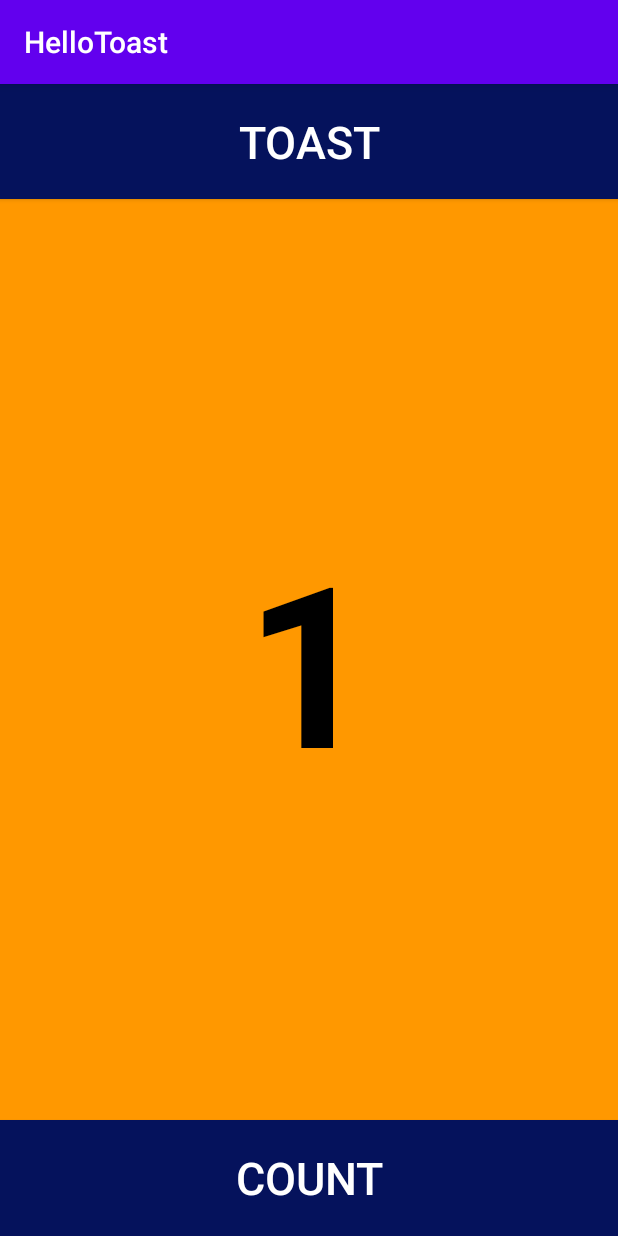
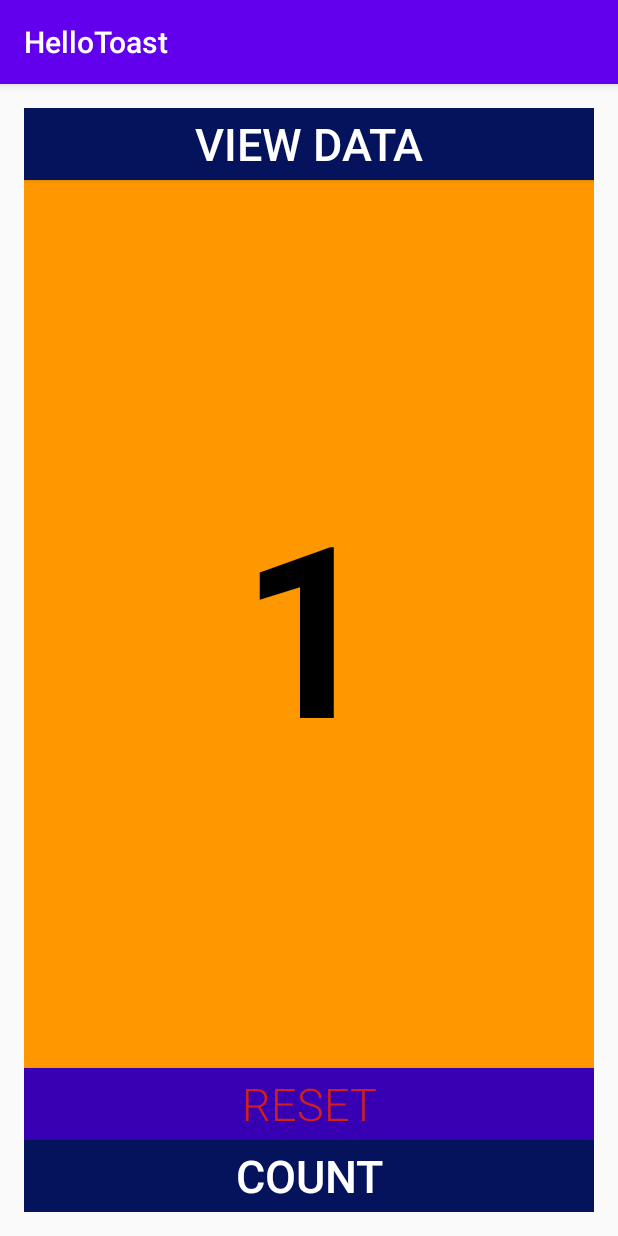
Before and after one commit to Ashokpalla/Android-HelloToast, an Android app: the screen it shows after launch (MainActivity), after a tap on "COUNT", on a phone screen of 412 x 824 dp. Run offline under Robolectric (Android 15) with nearby library versions, the phone set to English and light mode, and no system bars.

Commit message:
first commit

```diff
--- a/app/src/main/java/com/example/hellotoast/MainActivity.java
+++ b/app/src/main/java/com/example/hellotoast/MainActivity.java
@@ -7,24 +7,47 @@ import android.view.View;
 import android.widget.TextView;
 import android.widget.Toast;
 
+import java.util.concurrent.CountedCompleter;
+
 public class MainActivity extends AppCompatActivity {
-    int count = 0;
-    TextView tv;
+
+    private int isiCount=0;
+    private int data = 10;
+    private int a=10;
+    private TextView tampilCount;
+
 
     @Override
     protected void onCreate(Bundle savedInstanceState) {
         super.onCreate(savedInstanceState);
         setContentView(R.layout.activity_main);
-        tv=findViewById(R.id.dataTextview);
-    }
+        tampilCount = (TextView) findViewById(R.id.textView);
 
-    public void displayToast(View view) {
-        Toast.makeText(this,"Welcome to Android Workshop",Toast.LENGTH_LONG).show();
 
     }
 
-    public void increaseCount(View view) {
-        count++;
-        tv.setText(""+count);
+    public void reset(View view) {
+        isiCount = 0;
+        data = 10;
+        Toast reset = Toast.makeText(this,"Data is Reseted",Toast.LENGTH_LONG);
+        reset.show();
+        if (tampilCount!=null){
+            tampilCount.setText(Integer.toString(isiCount));
+        }
+    }
+
+    public void count(View view) {
+        isiCount++;
+        if (isiCount==data){
+            Toast count = Toast.makeText(this,"you're Data is "+data+"",Toast.LENGTH_LONG);
+            count.show();
+        }if (tampilCount!=null){
+            tampilCount.setText(Integer.toString(isiCount));
+        }
+    }
+
+    public void view(View view) {
+        Toast isi = Toast.makeText(this,"you're Data is "+isiCount+"",Toast.LENGTH_LONG);
+        isi.show();
     }
 }
--- a/app/src/main/res/layout/activity_main.xml
+++ b/app/src/main/res/layout/activity_main.xml
@@ -5,46 +5,58 @@
     xmlns:tools="http://schemas.android.com/tools"
     android:layout_width="match_parent"
     android:layout_height="match_parent"
+    android:paddingTop="16dp"
+    android:paddingLeft="16dp"
+    android:paddingBottom="16dp"
+    android:paddingRight="16dp"
     android:orientation="vertical"
     tools:context=".MainActivity">
 
    <Button
+       android:id="@+id/button"
        android:layout_width="match_parent"
-        android:layout_height="0dp"
-        android:layout_weight="1"
+       android:layout_height="wrap_content"
        android:background="#05125C"
-        android:text="Toast"
        android:textSize="30sp"
        android:textColor="#FFFFFF"
        android:textStyle="bold"
        android:fontFamily="sans-serif-light"
-        android:onClick="displayToast"
-        />
+       android:onClick="view"
+       android:text="View Data" />
+
     <TextView
+        android:id="@+id/textView"
         android:layout_width="match_parent"
-        android:layout_height="0dp"
-        android:layout_weight="8"
+        android:layout_height="wrap_content"
+        android:textSize="160dp"
+        android:gravity="center"
         android:background="#FF9800"
-        android:text="0"
-        android:textSize="150sp"
         android:textColor="#000"
+        android:layout_weight="2"
         android:textStyle="bold"
-        android:gravity="center"
-        android:id="@+id/dataTextview"
-        />
+        android:text="0"/>
 
     <Button
+        android:id="@+id/button2"
         android:layout_width="match_parent"
-        android:layout_height="0dp"
-        android:layout_weight="1"
+        android:layout_height="wrap_content"
+        android:background="@color/colorPrimaryDark"
+        android:textColor="#D11F1F"
+        android:textSize="30sp"
+        android:fontFamily="sans-serif-light"
+        android:onClick="reset"
+        android:text="Reset" />
+
+    <Button
+        android:id="@+id/button3"
+        android:layout_width="match_parent"
+        android:layout_height="wrap_content"
         android:background="#05125C"
-        android:text="Count"
         android:textSize="30sp"
         android:textColor="#FFFFFF"
+        android:onClick="count"
         android:textStyle="bold"
         android:fontFamily="sans-serif-light"
-        android:onClick="increaseCount"
-        />
-
+        android:text="Count" />
 
 </LinearLayout>
```
Lines whose indentation alone changed are shown as unchanged.
